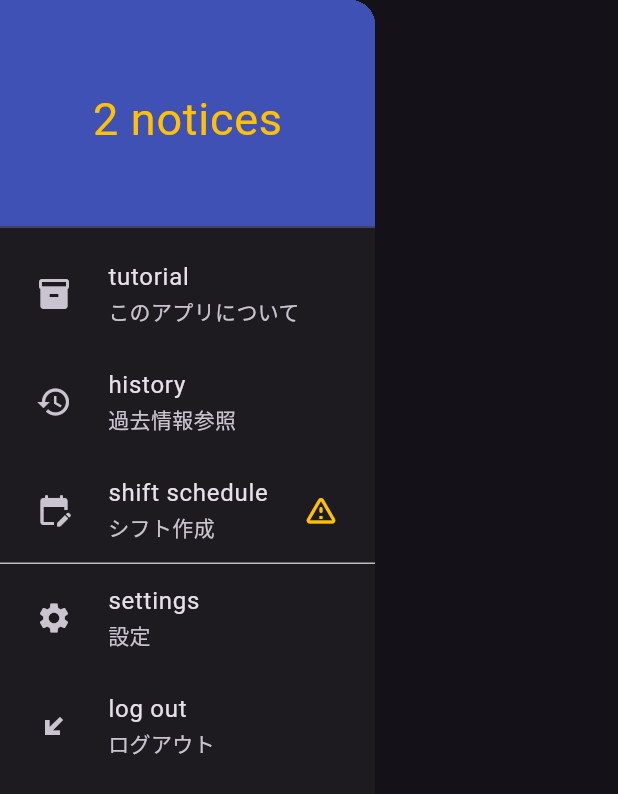
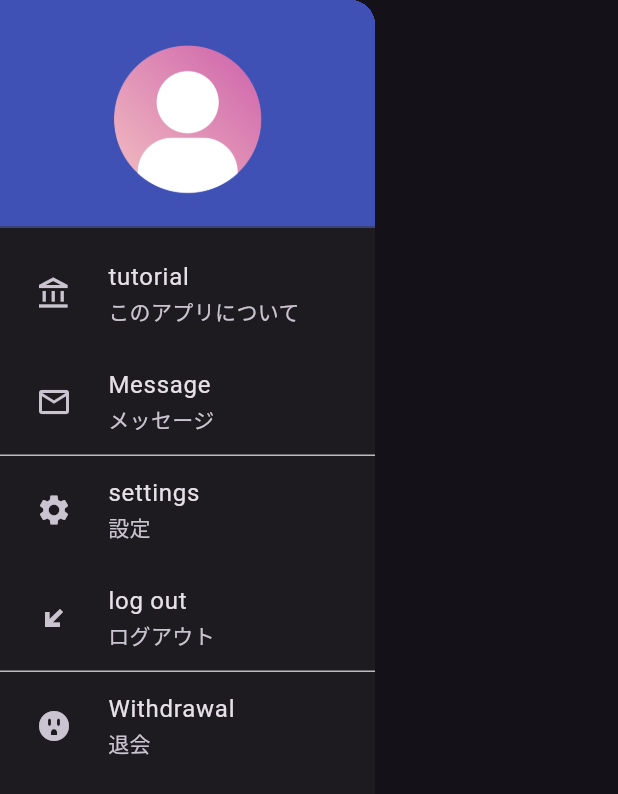
Before and after one commit to key-matrix/toyToiToy, a Flutter app: the CommonDrawer widget shown alone on an empty page, opened directly, on a phone screen of 412 x 824 dp. Shown: the top 794 px of the screen. Run offline on Flutter 3.47's test engine with Material 3 defaults, Android fonts, the phone set to English and light mode, and no system bars; our stand-ins replace fl_chart, flutter_riverpod, marquee, settings_ui.

Commit message:
marie_app-UI修正中-ドロワ修正中-アイコンボタン未実装

```diff
--- a/lib/view/view_widget/common_widget/parts/drawer.dart
+++ b/lib/view/view_widget/common_widget/parts/drawer.dart
@@ -15,18 +15,24 @@ class CommonDrawer extends ConsumerWidget {
       child: Drawer(
         child: ListView(
           children: <Widget>[
-            const SizedBox(
+            SizedBox(
               height: 160.0,
               child: DrawerHeader(
-                decoration: BoxDecoration(
+                decoration: const BoxDecoration(
                   color: Colors.indigo,
                   // image:    //
                 ),
                 child: Center(
-                    child: Text(
-                  '2 notices',
-                  style: TextStyle(fontSize: 30, color: Colors.amber),
-                )),
+                  //  todo マイメニューアイコン
+
+                  child: GestureDetector(
+                      child: Image.asset('assets/imgs/user_icon.png')),
+
+                  //     Text(
+                  //   '2 notices',
+                  //   style: TextStyle(fontSize: 30, color: Colors.amber),
+                  // )
+                ),
               ),
             ),
             //---------リスト実態
@@ -36,33 +42,33 @@ class CommonDrawer extends ConsumerWidget {
               leading: Padding(
                 padding: EdgeInsets.all(8.0),
                 child: Icon(
-                  Icons.inventory,
+                  Icons.account_balance_outlined,
                 ),
               ),
             ),
 
             const ListTile(
-              title: Text("history"),
-              subtitle: Text("過去情報参照"),
+              title: Text("Message"),
+              subtitle: Text("メッセージ"),
               leading: Padding(
                 padding: EdgeInsets.all(8.0),
                 child: Icon(
-                  Icons.history,
+                  Icons.mail_outline,
                 ),
               ),
             ),
 
-            const ListTile(
-              title: Text("shift schedule"),
-              subtitle: Text("シフト作成"),
-              leading: Padding(
-                padding: EdgeInsets.all(8.0),
-                child: Icon(
-                  Icons.edit_calendar_rounded,
-                ),
-              ),
-              trailing: Icon(Icons.warning_amber_rounded, color: Colors.amber),
-            ),
+            // const ListTile(
+            //   title: Text("shift schedule"),
+            //   subtitle: Text("シフト作成"),
+            //   leading: Padding(
+            //     padding: EdgeInsets.all(8.0),
+            //     child: Icon(
+            //       Icons.edit_calendar_rounded,
+            //     ),
+            //   ),
+            //   trailing: Icon(Icons.warning_amber_rounded, color: Colors.amber),
+            // ),
             const Divider(
               height: 0,
               endIndent: 0,
@@ -106,6 +112,28 @@ class CommonDrawer extends ConsumerWidget {
                 );
               },
             ),
+
+            const Divider(
+              height: 0,
+              endIndent: 0,
+              color: Colors.white70,
+            ),
+            ListTile(
+              title: const Text("Withdrawal"),
+              subtitle: const Text("退会"),
+              leading: const Padding(
+                padding: EdgeInsets.all(8.0),
+                child: Icon(
+                  Icons.outlet,
+                ),
+              ),
+              onTap: () {
+                Navigator.push(
+                  context,
+                  MaterialPageRoute(builder: (context) => const SettingTop()),
+                );
+              },
+            ),
           ],
         ),
       ),
--- a/lib/view/view_widget/screen/login/login_top.dart
+++ b/lib/view/view_widget/screen/login/login_top.dart
@@ -117,9 +117,8 @@ class _LoginTopState extends ConsumerState<LoginTop> {
                                   if ((ref.watch(userNameProvider) == "marie" &&
                                           ref.watch(userPassProvider) ==
                                               "01") ||
-                                      (ref.watch(userNameProvider) == "kei" &&
-                                          ref.watch(userPassProvider) ==
-                                              "02")) {
+                                      (ref.watch(userNameProvider) == "k" &&
+                                          ref.watch(userPassProvider) == "9")) {
                                     Navigator.push(
                                       context,
                                       MaterialPageRoute(
--- a/pubspec.yaml
+++ b/pubspec.yaml
@@ -8,6 +8,7 @@ environment:
 dependencies:
   flutter:
     sdk: flutter
+
   cupertino_icons: ^1.0.6
   #  状態管理
   flutter_riverpod: ^2.5.1
@@ -39,3 +40,6 @@ flutter_icons:
 
 flutter:
   uses-material-design: true
+  #資材path
+  assets:
+    - assets/imgs/
```
Also changed, not shown: assets/imgs/user_icon.png (added), 1 other file.
